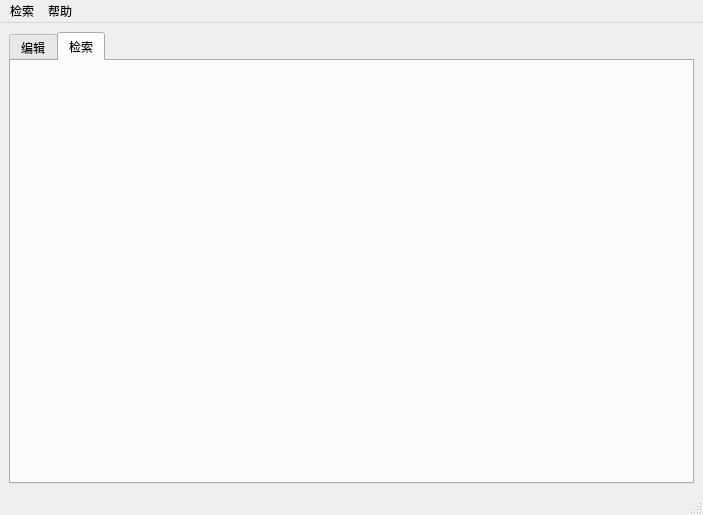
Qt form ui/main.ui (yunowo/data-structure) before a commit.
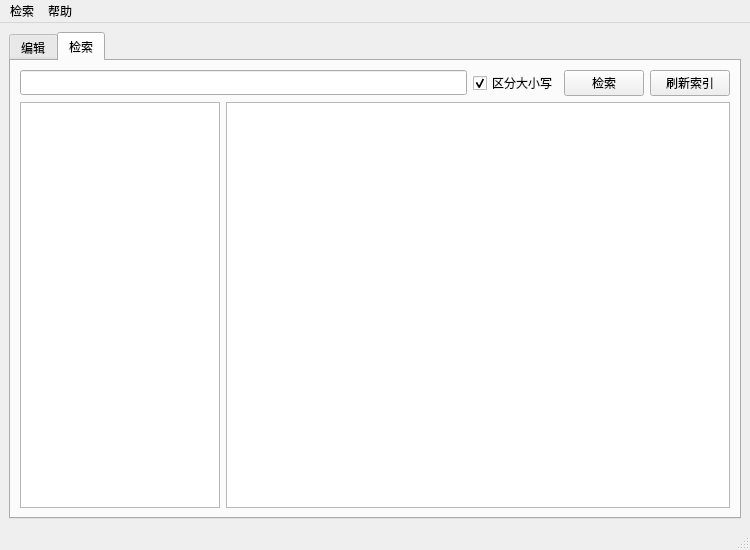
The same form after that commit. The open tabs and pages were chosen to show the change. Icons and pictures are not drawn.

Diff of the .ui file:
```diff
--- a/ui/main.ui
+++ b/ui/main.ui
@@ -9,8 +9,8 @@
    <rect>
     <x>0</x>
     <y>0</y>
-    <width>703</width>
-    <height>515</height>
+    <width>750</width>
+    <height>550</height>
    </rect>
   </property>
   <property name="font">
@@ -205,6 +205,77 @@
        <attribute name="title">
         <string>检索</string>
        </attribute>
+       <layout class="QGridLayout" name="gridLayout_3">
+        <item row="0" column="0">
+         <layout class="QHBoxLayout" name="container_6">
+          <item>
+           <layout class="QVBoxLayout" name="container_7">
+            <item>
+             <layout class="QHBoxLayout" name="container_8">
+              <item>
+               <widget class="QLineEdit" name="edit_index"/>
+              </item>
+              <item>
+               <widget class="QCheckBox" name="checkbox_match_case_index">
+                <property name="text">
+                 <string>区分大小写</string>
+                </property>
+                <property name="checked">
+                 <bool>true</bool>
+                </property>
+               </widget>
+              </item>
+              <item>
+               <widget class="QPushButton" name="button_index">
+                <property name="text">
+                 <string>检索</string>
+                </property>
+               </widget>
+              </item>
+              <item>
+               <widget class="QPushButton" name="button_refresh_index">
+                <property name="text">
+                 <string>刷新索引</string>
+                </property>
+               </widget>
+              </item>
+             </layout>
+            </item>
+            <item>
+             <layout class="QHBoxLayout" name="container_9">
+              <item>
+               <widget class="QListWidget" name="list_results">
+                <property name="minimumSize">
+                 <size>
+                  <width>200</width>
+                  <height>0</height>
+                 </size>
+                </property>
+                <property name="maximumSize">
+                 <size>
+                  <width>200</width>
+                  <height>16777215</height>
+                 </size>
+                </property>
+               </widget>
+              </item>
+              <item>
+               <widget class="QTextBrowser" name="browse_text">
+                <property name="maximumSize">
+                 <size>
+                  <width>16777215</width>
+                  <height>16777215</height>
+                 </size>
+                </property>
+               </widget>
+              </item>
+             </layout>
+            </item>
+           </layout>
+          </item>
+         </layout>
+        </item>
+       </layout>
       </widget>
      </widget>
     </item>
@@ -215,7 +286,7 @@
     <rect>
      <x>0</x>
      <y>0</y>
-     <width>703</width>
+     <width>750</width>
      <height>23</height>
     </rect>
    </property>
```
Left out of the diff: 12 changed lines with no effect on the pictures.
